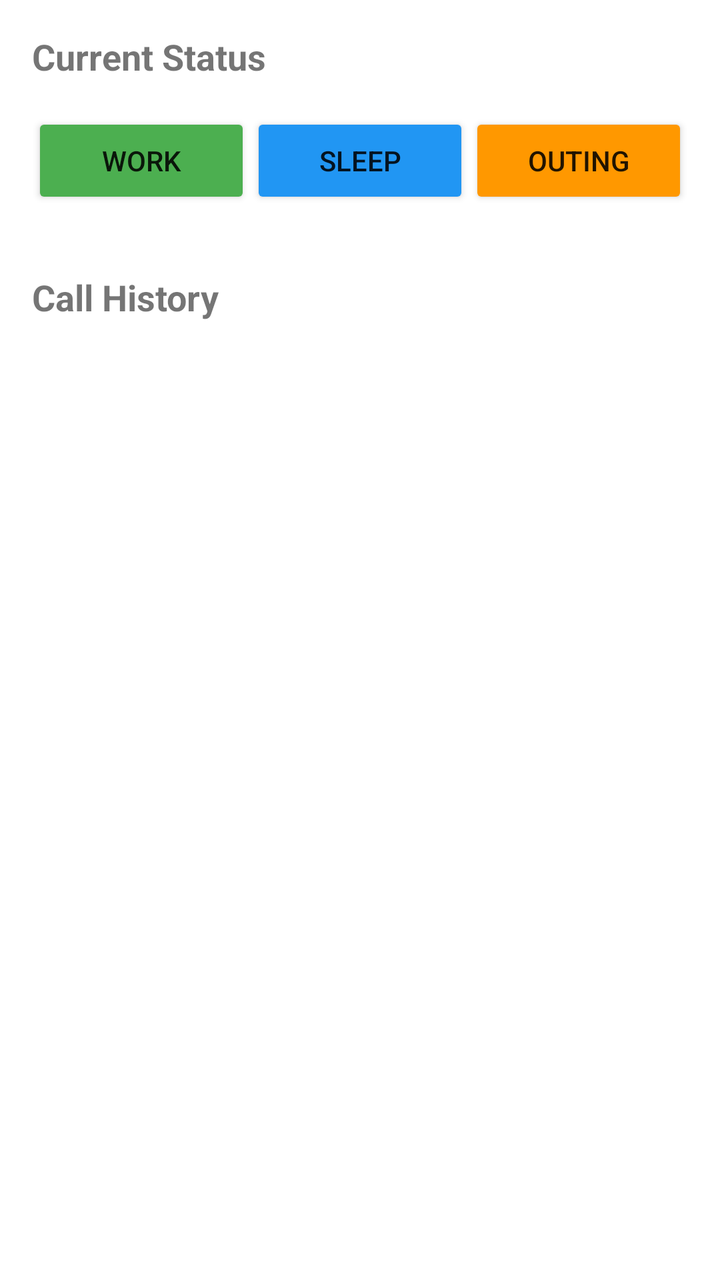
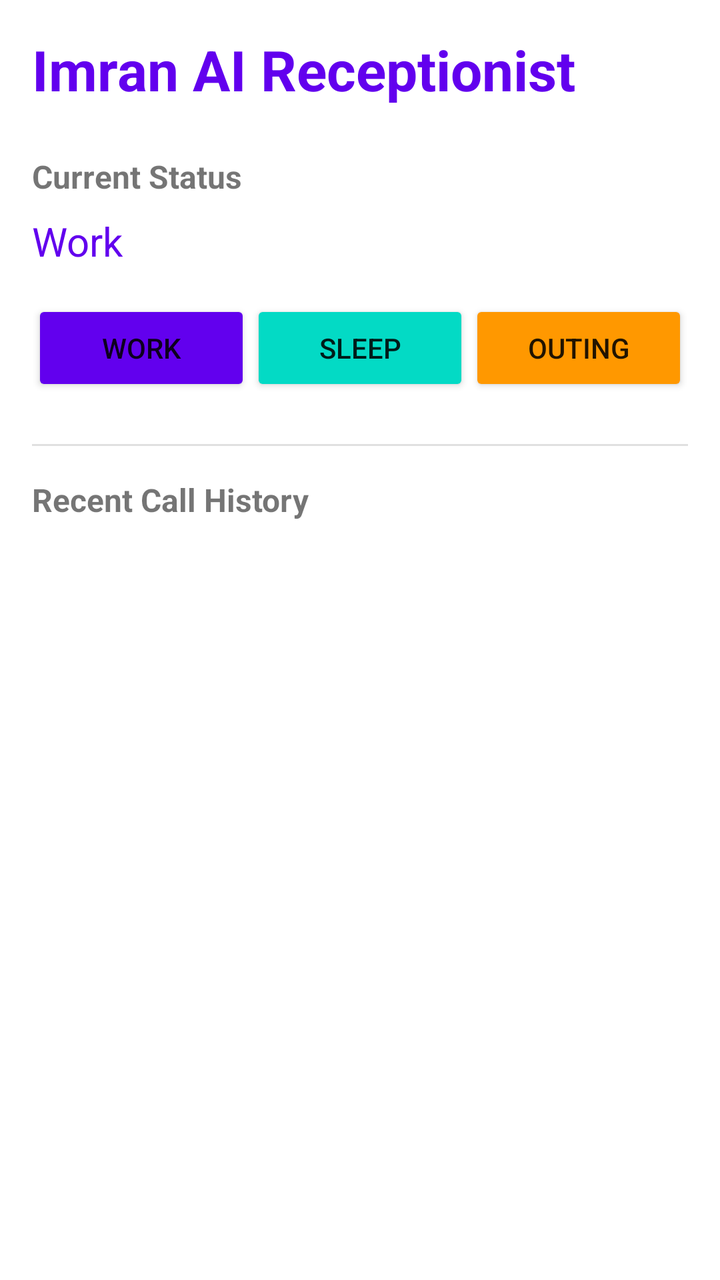

Before-and-after screenshots of an Android layout around one commit, followed by the original layout XML and the change that was made.
<!-- AndroidManifest.xml: application theme Theme.ImranReceptionist -->
<!-- res/layout/activity_main.xml -->
<?xml version="1.0" encoding="utf-8"?>
<LinearLayout xmlns:android="http://schemas.android.com/apk/res/android"
    android:layout_width="match_parent"
    android:layout_height="match_parent"
    android:orientation="vertical"
    android:padding="16dp">

    <TextView
        android:layout_width="wrap_content"
        android:layout_height="wrap_content"
        android:text="@string/status_label"
        android:textSize="18sp"
        android:textStyle="bold"
        android:layout_marginBottom="16dp" />

    <LinearLayout
        android:layout_width="match_parent"
        android:layout_height="wrap_content"
        android:orientation="horizontal"
        android:spacing="8dp">

        <Button
            android:id="@+id/btn_work"
            android:layout_width="0dp"
            android:layout_height="wrap_content"
            android:layout_weight="1"
            android:text="@string/status_work"
            android:backgroundTint="@color/work_primary" />

        <Button
            android:id="@+id/btn_sleep"
            android:layout_width="0dp"
            android:layout_height="wrap_content"
            android:layout_weight="1"
            android:text="@string/status_sleep"
            android:backgroundTint="@color/sleep_primary" />

        <Button
            android:id="@+id/btn_outing"
            android:layout_width="0dp"
            android:layout_height="wrap_content"
            android:layout_weight="1"
            android:text="@string/status_outing"
            android:backgroundTint="@color/outing_primary" />

    </LinearLayout>

    <TextView
        android:layout_width="wrap_content"
        android:layout_height="wrap_content"
        android:text="@string/history_label"
        android:textSize="18sp"
        android:textStyle="bold"
        android:layout_marginTop="32dp"
        android:layout_marginBottom="16dp" />

    <androidx.recyclerview.widget.RecyclerView
        android:id="@+id/rv_history"
        android:layout_width="match_parent"
        android:layout_height="match_parent" />

</LinearLayout>
<!-- resources referenced by this layout -->
<resources>
  <color name="outing_primary">#FF9800</color>
  <color name="sleep_primary">#2196F3</color>
  <color name="work_primary">#4CAF50</color>
  <string name="history_label">Call History</string>
  <string name="status_label">Current Status</string>
  <string name="status_outing">Outing</string>
  <string name="status_sleep">Sleep</string>
  <string name="status_work">Work</string>
  <style name="Theme.ImranReceptionist" parent="Theme.MaterialComponents.DayNight.DarkActionBar">
          
          <item name="colorPrimary">@color/purple_500</item>
          <item name="colorPrimaryVariant">@color/purple_700</item>
          <item name="colorSecondary">@color/teal_200</item>
          <item name="colorSecondaryVariant">@color/teal_700</item>
          <item name="colorError">@android:color/holo_red_dark</item>
          <item name="colorOnPrimary">@color/white</item>
          <item name="colorOnSecondary">@color/black</item>
          <item name="colorOnError">@color/white</item>
          <item name="colorOnBackground">@color/black</item>
      </style>
  <color name="purple_500">#FF6200EE</color>
  <color name="purple_700">#FF3700B3</color>
  <color name="teal_200">#FF03DAC5</color>
  <color name="teal_700">#FF018786</color>
  <color name="white">#FFFFFFFF</color>
  <color name="black">#FF000000</color>
</resources>

<!-- the commit's change to res/layout/activity_main.xml (unified diff, before → after) -->
@@ -1,62 +1,97 @@
 <?xml version="1.0" encoding="utf-8"?>
 <LinearLayout xmlns:android="http://schemas.android.com/apk/res/android"
+    xmlns:app="http://schemas.android.com/apk/res-auto"
     android:layout_width="match_parent"
     android:layout_height="match_parent"
     android:orientation="vertical"
     android:padding="16dp">
 
     <TextView
-        android:layout_width="wrap_content"
+        android:id="@+id/tv_title"
+        android:layout_width="match_parent"
         android:layout_height="wrap_content"
-        android:text="@string/status_label"
-        android:textSize="18sp"
+        android:text="Imran AI Receptionist"
+        android:textSize="28sp"
         android:textStyle="bold"
+        android:textColor="#6200EE"
+        android:layout_marginBottom="24dp" />
+
+    <TextView
+        android:id="@+id/tv_status_label"
+        android:layout_width="match_parent"
+        android:layout_height="wrap_content"
+        android:text="Current Status"
+        android:textSize="16sp"
+        android:textStyle="bold"
+        android:layout_marginBottom="8dp" />
+
+    <TextView
+        android:id="@+id/tv_current_status"
+        android:layout_width="match_parent"
+        android:layout_height="wrap_content"
+        android:text="Work"
+        android:textSize="20sp"
+        android:textColor="#6200EE"
         android:layout_marginBottom="16dp" />
 
     <LinearLayout
         android:layout_width="match_parent"
         android:layout_height="wrap_content"
         android:orientation="horizontal"
-        android:spacing="8dp">
+        android:spacing="8dp"
+        android:layout_marginBottom="24dp">
 
         <Button
             android:id="@+id/btn_work"
             android:layout_width="0dp"
             android:layout_height="wrap_content"
             android:layout_weight="1"
-            android:text="@string/status_work"
-            android:backgroundTint="@color/work_primary" />
+            android:text="Work"
+            android:backgroundTint="#6200EE" />
 
         <Button
             android:id="@+id/btn_sleep"
             android:layout_width="0dp"
             android:layout_height="wrap_content"
             android:layout_weight="1"
-            android:text="@string/status_sleep"
-            android:backgroundTint="@color/sleep_primary" />
+            android:text="Sleep"
+            android:backgroundTint="#03DAC5" />
 
         <Button
             android:id="@+id/btn_outing"
             android:layout_width="0dp"
             android:layout_height="wrap_content"
             android:layout_weight="1"
-            android:text="@string/status_outing"
-            android:backgroundTint="@color/outing_primary" />
+            android:text="Outing"
+            android:backgroundTint="#FF9800" />
 
     </LinearLayout>
 
-    <TextView
-        android:layout_width="wrap_content"
-        android:layout_height="wrap_content"
-        android:text="@string/history_label"
-        android:textSize="18sp"
-        android:textStyle="bold"
-        android:layout_marginTop="32dp"
+    <View
+        android:layout_width="match_parent"
+        android:layout_height="1dp"
+        android:background="#E0E0E0"
         android:layout_marginBottom="16dp" />
 
-    <androidx.recyclerview.widget.RecyclerView
-        android:id="@+id/rv_history"
+    <TextView
         android:layout_width="match_parent"
-        android:layout_height="match_parent" />
+        android:layout_height="wrap_content"
+        android:text="Recent Call History"
+        android:textSize="16sp"
+        android:textStyle="bold"
+        android:layout_marginBottom="8dp" />
+
+    <ScrollView
+        android:layout_width="match_parent"
+        android:layout_height="0dp"
+        android:layout_weight="1">
+
+        <LinearLayout
+            android:id="@+id/ll_call_history"
+            android:layout_width="match_parent"
+            android:layout_height="wrap_content"
+            android:orientation="vertical" />
+
+    </ScrollView>
 
 </LinearLayout>
<!-- resource entries referenced after the edit -->
@@ -1,29 +1,20 @@
 <!-- resources referenced by this layout -->
 <resources>
-  <color name="outing_primary">#FF9800</color>
-  <color name="sleep_primary">#2196F3</color>
-  <color name="work_primary">#4CAF50</color>
-  <string name="history_label">Call History</string>
-  <string name="status_label">Current Status</string>
-  <string name="status_outing">Outing</string>
-  <string name="status_sleep">Sleep</string>
-  <string name="status_work">Work</string>
   <style name="Theme.ImranReceptionist" parent="Theme.MaterialComponents.DayNight.DarkActionBar">
-          
           <item name="colorPrimary">@color/purple_500</item>
           <item name="colorPrimaryVariant">@color/purple_700</item>
           <item name="colorSecondary">@color/teal_200</item>
           <item name="colorSecondaryVariant">@color/teal_700</item>
-          <item name="colorError">@android:color/holo_red_dark</item>
+          <item name="colorError">@color/red_500</item>
           <item name="colorOnPrimary">@color/white</item>
           <item name="colorOnSecondary">@color/black</item>
           <item name="colorOnError">@color/white</item>
-          <item name="colorOnBackground">@color/black</item>
       </style>
   <color name="purple_500">#FF6200EE</color>
   <color name="purple_700">#FF3700B3</color>
   <color name="teal_200">#FF03DAC5</color>
   <color name="teal_700">#FF018786</color>
+  <color name="red_500">#FFF44336</color>
   <color name="white">#FFFFFFFF</color>
   <color name="black">#FF000000</color>
 </resources>
